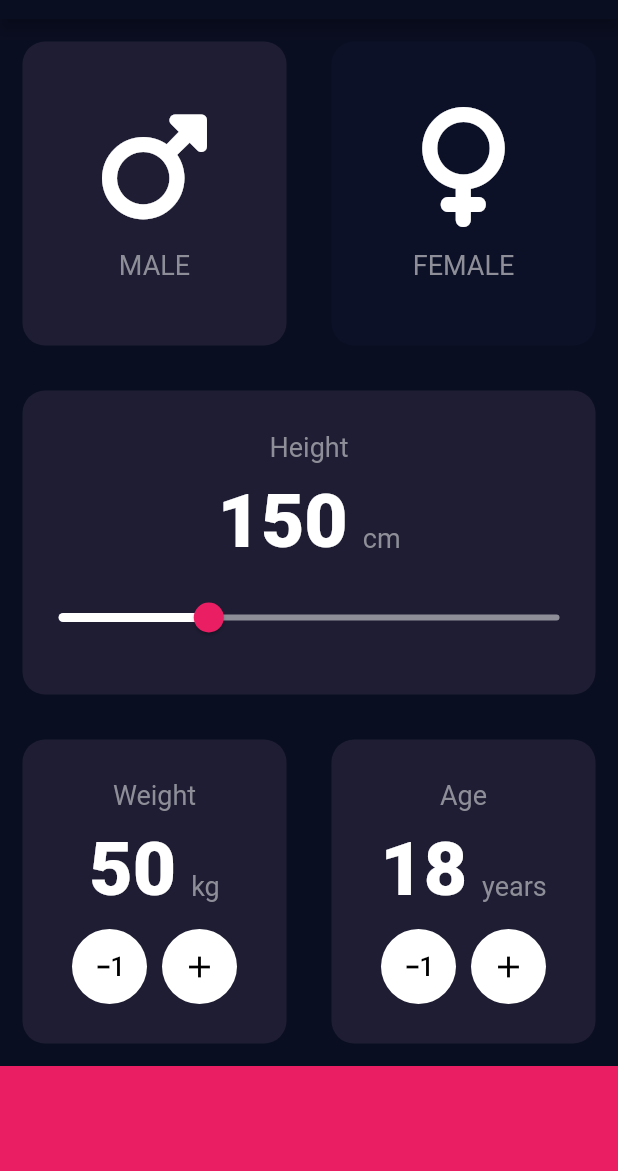
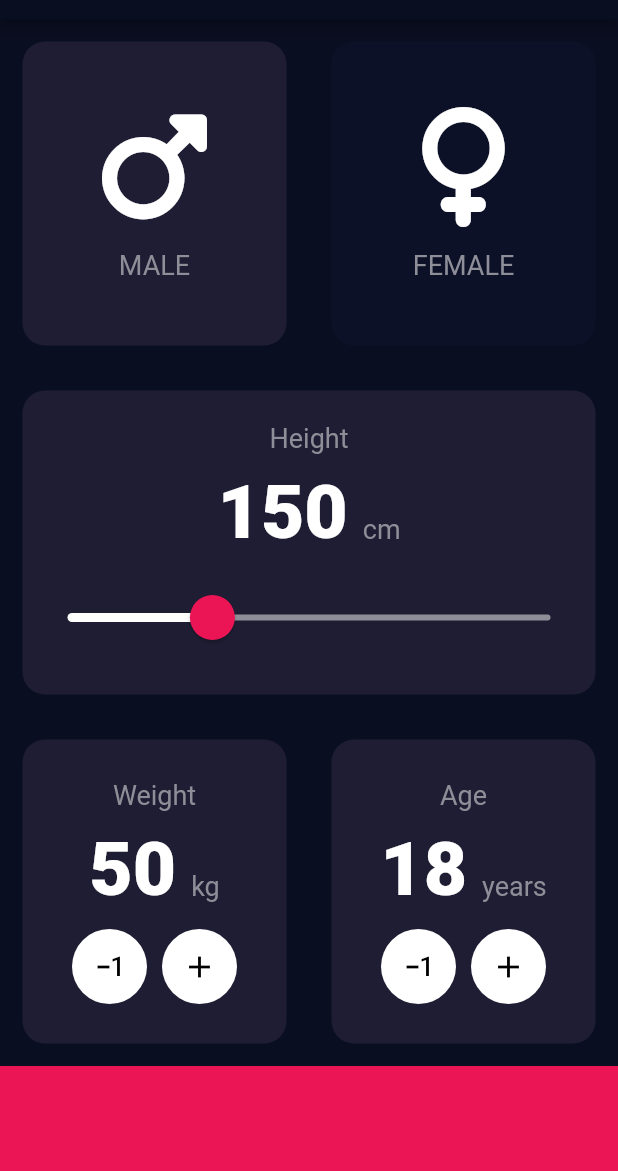
Before and after one commit to AdnanBashir87/bmi_calculator_flutter, a Flutter app: the screen it shows after launch, on a phone screen of 412 x 824 dp, the part 65-1236 px from its top. Run offline on Flutter 3.47's test engine with Material 2 defaults, Android fonts, the phone set to English and light mode, and no system bars; our stand-ins replace font_awesome_flutter.

Commit message:
Code Updated Successfully

```diff
--- a/lib/constants.dart
+++ b/lib/constants.dart
@@ -5,6 +5,8 @@ const kWhite = Color(0xFFFFFFFF);
 const kCardColor = Color(0xFF1E1D33);
 const kInActiveCardColor = Color(0xFF0D1128);
 const kTextColor = Color(0xFF8D8E98);
+const kPinkColor = Color(0xFFEB1555);
+const kTransparentPinkColor = Color(0x29EB1555);
 
 // Styles for texts
 const kLabelTextStyle = TextStyle(fontSize: 18, color: kTextColor);
--- a/lib/views/home_screen.dart
+++ b/lib/views/home_screen.dart
@@ -95,18 +95,27 @@ class _HomeScreenState extends State<HomeScreen> {
                     ],
                   ),
                   const SizedBox(height: 10),
-                  Slider(
+                  SliderTheme(
+                    data: SliderTheme.of(context).copyWith(
+                      inactiveTrackColor: kTextColor,
+                      activeTrackColor: kWhite,
+                      thumbColor: kPinkColor,
+                      overlayColor: kTransparentPinkColor,
+                      thumbShape:
+                          const RoundSliderThumbShape(enabledThumbRadius: 15),
+                      overlayShape:
+                          const RoundSliderOverlayShape(overlayRadius: 30),
+                    ),
+                    child: Slider(
                       min: 120,
                       max: 220,
-                    thumbColor: Colors.pink,
-                    activeColor: kWhite,
-                    inactiveColor: kTextColor,
                       value: height.toDouble(),
                       onChanged: (double newVal) {
                         setState(() {
                           height = newVal.toInt();
                         });
                       },
+                    ),
                   )
                 ],
               ),
@@ -216,7 +225,7 @@ class _HomeScreenState extends State<HomeScreen> {
           ),
           Container(
             height: 70,
-            color: Colors.pink,
+            color: kPinkColor,
           )
         ],
       ),
```
Lines whose indentation alone changed are shown as unchanged.
